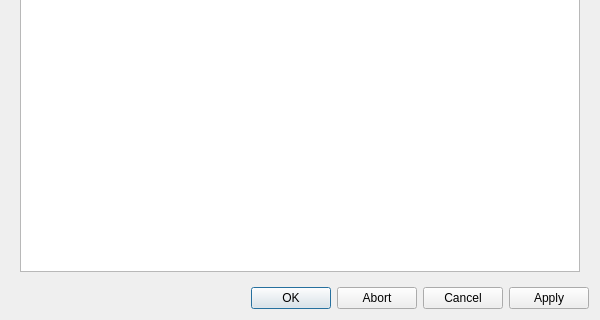
This is qfieldsync/ui/cloud_transfer_dialog.ui in opengisch/qfieldsync as Qt 5 draws it before an edit; both pictures show x 0 to 600 and y 250 to 570 of the 600 by 570 pixel window. The edited form follows.
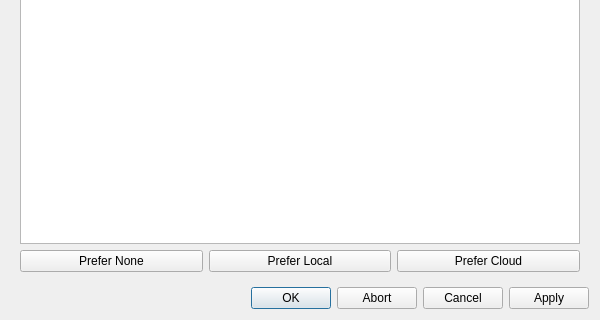
This is the edited form. The open tabs and pages were chosen to show the change.

Commit message: Add buttons in file tree to select/deselect all

Patch:
```diff
--- a/qfieldsync/ui/cloud_transfer_dialog.ui
+++ b/qfieldsync/ui/cloud_transfer_dialog.ui
@@ -189,6 +189,31 @@
          </column>
         </widget>
        </item>
+       <item>
+        <layout class="QHBoxLayout" name="horizontalLayout">
+         <item>
+          <widget class="QPushButton" name="preferNoneButton">
+           <property name="text">
+            <string>Prefer None</string>
+           </property>
+          </widget>
+         </item>
+         <item>
+          <widget class="QPushButton" name="preferLocalButton">
+           <property name="text">
+            <string>Prefer Local</string>
+           </property>
+          </widget>
+         </item>
+         <item>
+          <widget class="QPushButton" name="preferCloudButton">
+           <property name="text">
+            <string>Prefer Cloud</string>
+           </property>
+          </widget>
+         </item>
+        </layout>
+       </item>
       </layout>
      </widget>
     </widget>
```
The commit also changes 1 other file.
